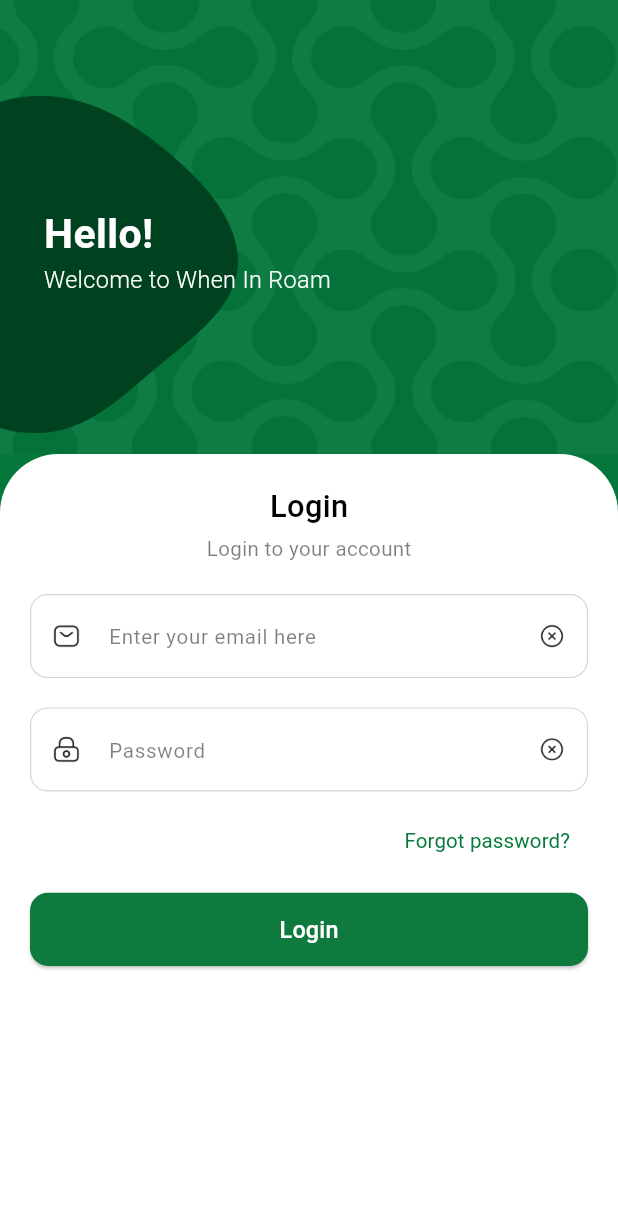
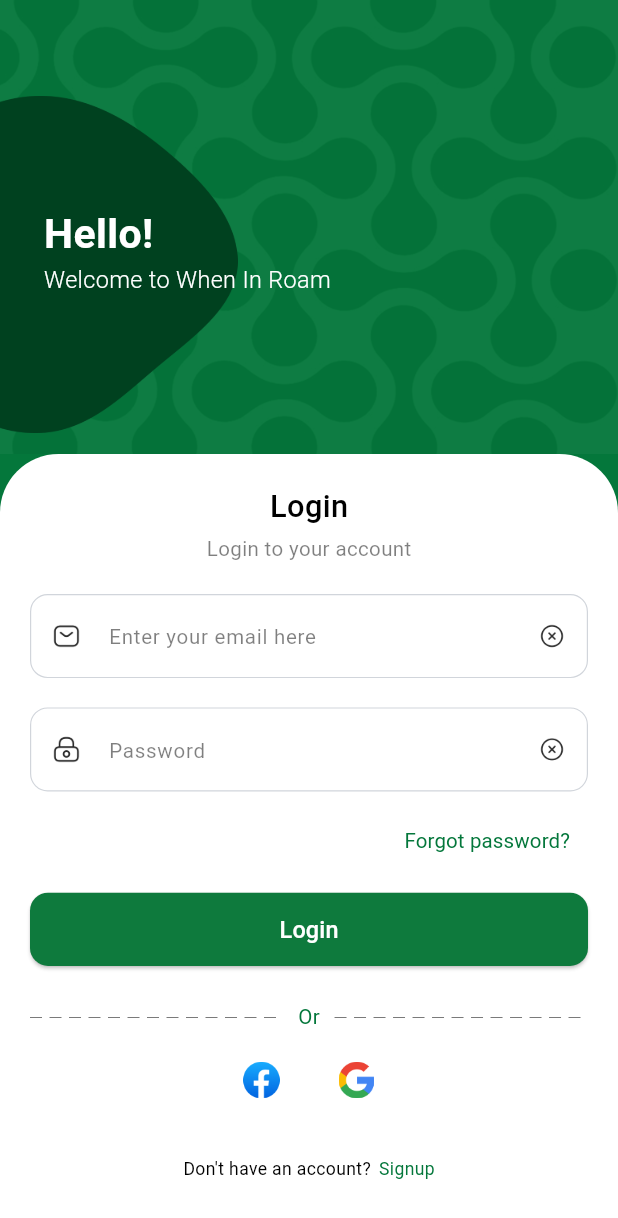
Before and after one commit to Nouman-hashir/Room_app, a Flutter app: the screen it shows after launch, on a phone screen of 412 x 824 dp. Shown: the top 1218 px of the screen. Run offline on Flutter 3.47's test engine with Material 3 defaults, Android fonts, the phone set to English and light mode, and no system bars; drawn by our look-alikes of dotted_line; our stand-ins replace flutter_screenutil, go_router.

Commit message:
Add social login UI and related assets
Add Facebook/Google image assets and expose them via AppAssets; introduce a new SocialLogin widget (uses dotted_line) and export it from auth widgets. Integrate SocialLogin into the login screen and replace hardcoded asset paths in LoginForm with AppAssets constants. Update pubspec.yaml to include dotted_line (and regenerate pubspec.lock). Minor layout/formatting tweaks in login screen.

```diff
--- a/lib/core/constants/app_assets.dart
+++ b/lib/core/constants/app_assets.dart
@@ -2,4 +2,8 @@
   static const String splashIcon = 'assets/images/splash_icon.png';
   static const String backgroundImage = 'assets/images/background_image.png';
   static const String sideVector = 'assets/images/side_vector.png';
+  static const String email = 'assets/images/email.png';
+  static const String lockIcon = 'assets/images/lock_icon.png';
+  static const String googleIcon = 'assets/images/google.png';
+  static const String facebookIcon = 'assets/images/facebook.png';
 }
--- a/lib/modules/auth/view/login_screen.dart
+++ b/lib/modules/auth/view/login_screen.dart
@@ -7,25 +7,27 @@
   Widget build(BuildContext context) {
     return Scaffold(
       backgroundColor: AppColors.primaryColor,
-      body: Column(children: [
-        AuthHeader(),
-        Expanded(
+      body: Column(
+        children: [
+          AuthHeader(),
+          Expanded(
             child: Container(
               padding: const EdgeInsets.all(20),
-              decoration:  BoxDecoration(
+              decoration: BoxDecoration(
                 color: AppColors.white,
                 borderRadius: BorderRadius.vertical(top: Radius.circular(40.r)),
               ),
               child: Column(
-                children: const [
+                children:  [
                   LoginForm(),
-                  SizedBox(height: 20),
-                  // SocialLogin(),
+                  25.verticalSpace,
+                  SocialLogin(),
                 ],
               ),
             ),
           ),
-      ],)
+        ],
+      ),
     );
   }
 }
--- a/lib/modules/auth/widgets/login_form.dart
+++ b/lib/modules/auth/widgets/login_form.dart
@@ -17,12 +17,12 @@
         20.verticalSpace,
         CustomTextField(
           hint: "Enter your email here",
-          icon: 'assets/images/email.png',
+          icon: AppAssets.email,
         ),
         20.verticalSpace,
         CustomTextField(
           hint: "Password",
-          icon: 'assets/images/lock_icon.png',
+          icon: AppAssets.lockIcon,
           isPassword: true,
         ),
         10.verticalSpace,
--- /dev/null
+++ b/lib/modules/auth/widgets/social_login.dart
@@ -0,0 +1,71 @@
+import 'package:dotted_line/dotted_line.dart';
+import 'package:room/app.dart';
+
+class SocialLogin extends StatelessWidget {
+  const SocialLogin({super.key});
+
+  @override
+  Widget build(BuildContext context) {
+    return Column(
+      children: [
+        Row(
+          children: [
+            const Expanded(
+              child: DottedLine(
+                dashLength: 8,
+                dashGapLength: 5,
+                lineThickness: 0.35,
+              ),
+            ),
+            Padding(
+              padding: EdgeInsets.symmetric(horizontal: 10.h),
+              child: Text(
+                "Or",
+                style: AppTextStyles.subtitle2.copyWith(
+                  color: AppColors.primaryColor,
+                ),
+              ),
+            ),
+            const Expanded(
+              child: DottedLine(
+                dashLength: 8,
+                dashGapLength: 5,
+                lineThickness: 0.35,
+              ),
+            ),
+          ],
+        ),
+        20.verticalSpace,
+        Row(
+          mainAxisAlignment: MainAxisAlignment.center,
+          children: [
+            Image.asset(AppAssets.facebookIcon, width: 30.w, height: 25.h),
+            30.horizontalSpace,
+            Image.asset(AppAssets.googleIcon, width: 30.w, height: 25.h),
+          ],
+        ),
+        40.verticalSpace,
+        Row(
+          mainAxisAlignment: MainAxisAlignment.center,
+          children: [
+            Text(
+              "Don't have an account? ",
+              style: AppTextStyles.bodyText1.copyWith(
+                fontSize: 12.sp,
+                color: AppColors.black,
+              ),
+            ),
+            2.horizontalSpace,
+            Text(
+              "Signup",
+              style: AppTextStyles.bodyText1.copyWith(
+                fontSize: 12.sp,
+                color: AppColors.primaryColor,
+              ),
+            ),
+          ],
+        ),
+      ],
+    );
+  }
+}
--- a/lib/modules/auth/widgets/widgets.dart
+++ b/lib/modules/auth/widgets/widgets.dart
@@ -1,2 +1,3 @@
 export 'auth_header.dart';
 export 'login_form.dart';
+export 'social_login.dart';
--- a/pubspec.yaml
+++ b/pubspec.yaml
@@ -37,6 +37,7 @@
   flutter_screenutil: ^5.9.3
   provider: ^6.1.5+1
   go_router: ^17.2.0
+  dotted_line: ^3.2.3
 
 dev_dependencies:
   flutter_test:
```
Also changed, not shown: assets/images/facebook.png (added), assets/images/google.png (added), pubspec.lock.
